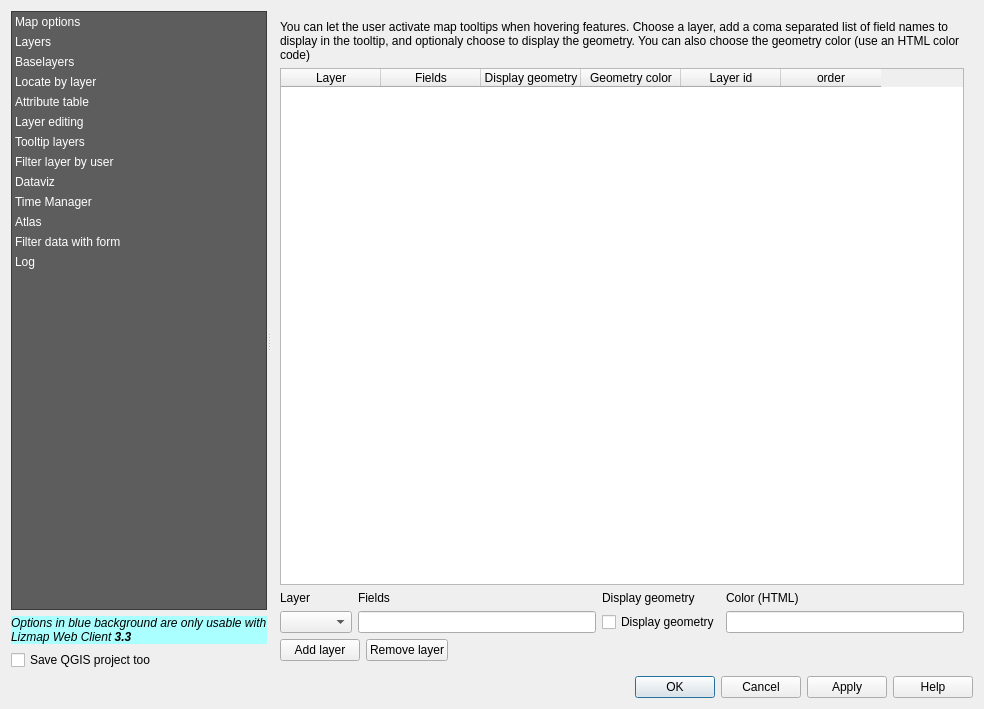
Above: resources/ui/ui_lizmap.ui from 3liz/lizmap-plugin before the change. Below: the same form after it.
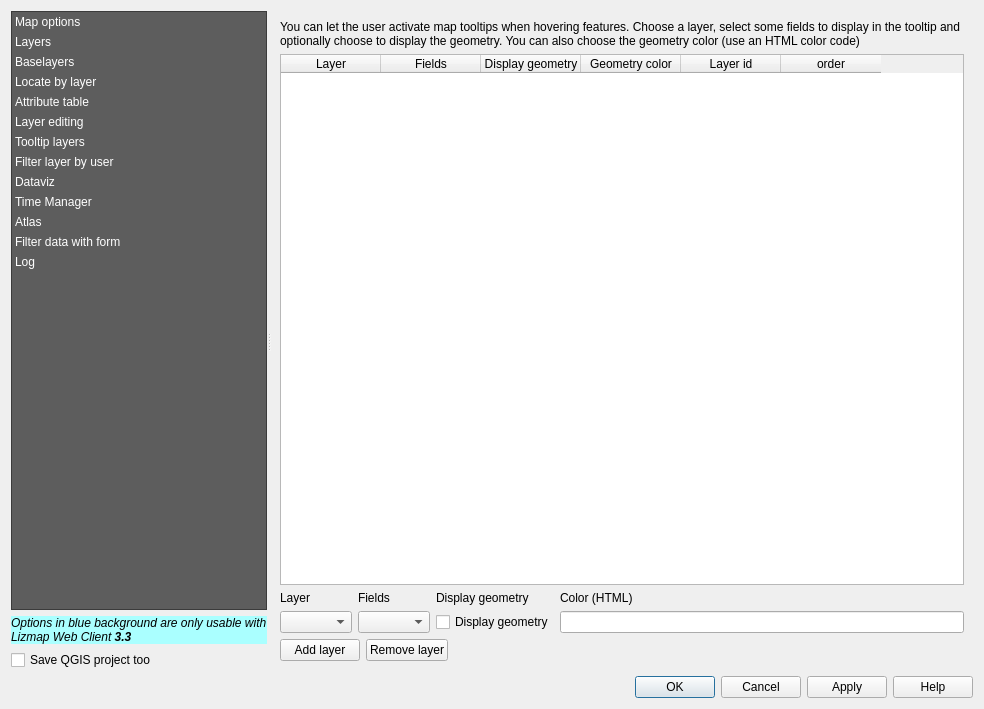
That is the form after the change. The open tabs and pages were chosen to show the change. Custom widgets are drawn as their Qt base class.

Commit message: add checkable fields in UI #183

Patch:
```diff
--- a/resources/ui/ui_lizmap.ui
+++ b/resources/ui/ui_lizmap.ui
@@ -2982,7 +2982,7 @@
                   <string notr="true"/>
                  </property>
                  <property name="text">
-                  <string>You can let the user activate map tooltips when hovering features. Choose a layer, add a coma separated list of field names to display in the tooltip, and optionaly choose to display the geometry. You can also choose the geometry color (use an HTML color code)</string>
+                  <string>You can let the user activate map tooltips when hovering features. Choose a layer, select some fields to display in the tooltip and optionally choose to display the geometry. You can also choose the geometry color (use an HTML color code)</string>
                  </property>
                  <property name="wordWrap">
                   <bool>true</bool>
@@ -3082,13 +3082,6 @@
                    </property>
                   </widget>
                  </item>
-                 <item row="1" column="1">
-                  <widget class="QLineEdit" name="inTooltipLayerFields">
-                   <property name="styleSheet">
-                    <string notr="true"/>
-                   </property>
-                  </widget>
-                 </item>
                  <item row="0" column="2">
                   <widget class="QLabel" name="label_5">
                    <property name="styleSheet">
@@ -3099,6 +3092,9 @@
                    </property>
                   </widget>
                  </item>
+                 <item row="1" column="1">
+                  <widget class="QComboBox" name="inTooltipLayerFields"/>
+                 </item>
                 </layout>
                </item>
                <item>
```
Left out of the diff: 17 changed lines with no effect on the pictures. The commit also changes 1 other file.
